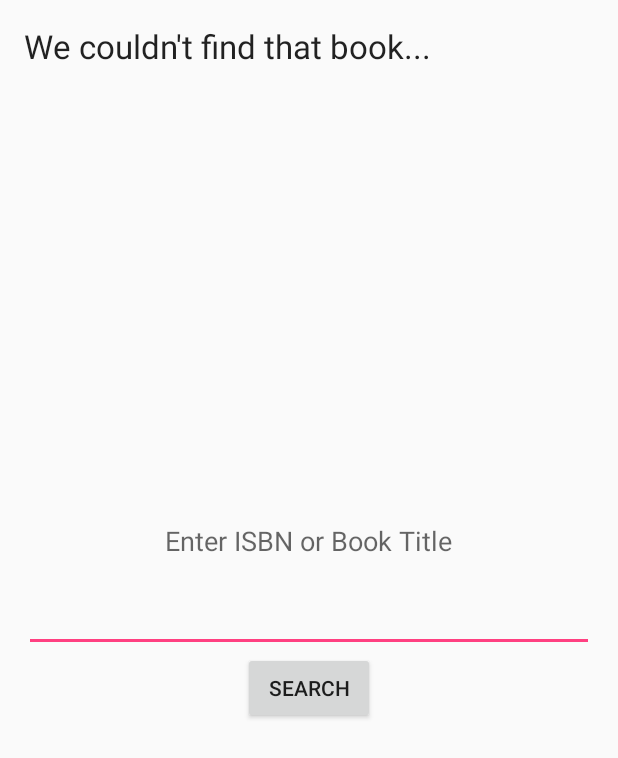
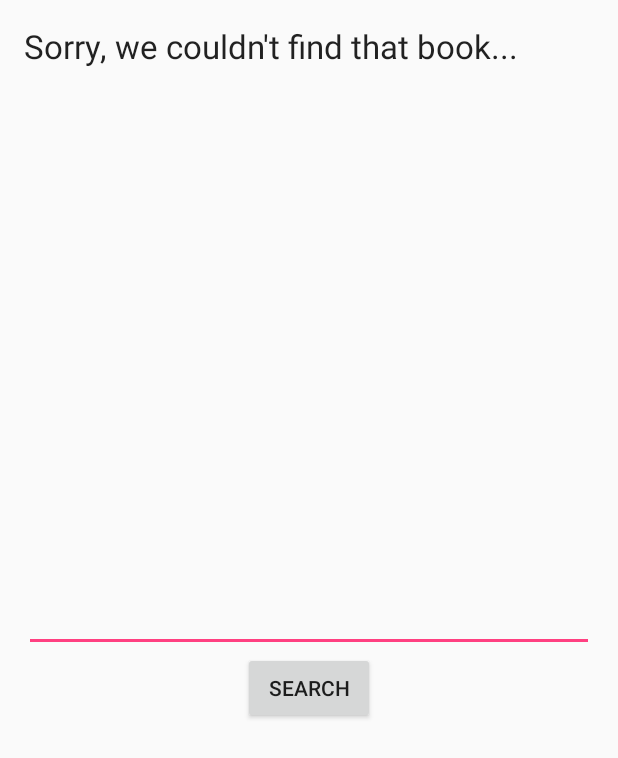
Before and after one commit to mattmili/FAB, an Android app: the layout activity_book_entry.xml on its own in the app's theme, with its tools: preview values and no code run, on a phone screen of 412 x 824 dp. Shown: the top 758 px of the screen. Run offline under Robolectric (Android 15) with nearby library versions, the phone set to English and light mode, and no system bars.

Commit message:
Localized strings

```diff
--- a/FAB/app/src/main/java/com/csci4100/fab/BookEntry.java
+++ b/FAB/app/src/main/java/com/csci4100/fab/BookEntry.java
@@ -12,8 +12,9 @@ public class BookEntry extends AppCompatActivity {
         super.onCreate(savedInstanceState);
         setContentView(R.layout.activity_book_entry);
 
-        TextView key = (TextView) findViewById(R.id.query);
-        String query = key.getText().toString();
+        TextView bookToSearch = (TextView) findViewById(R.id.query);
+        bookToSearch.setHint(R.string.input_hint);
+        String query = bookToSearch.getText().toString();
 
         Intent startResultIntent = new Intent(BookEntry.this, Result.class);
         startResultIntent.putExtra("result", query);
--- a/FAB/app/src/main/res/layout/activity_book_entry.xml
+++ b/FAB/app/src/main/res/layout/activity_book_entry.xml
@@ -11,26 +11,17 @@
         android:layout_width="wrap_content"
         android:layout_height="wrap_content"
         android:textAppearance="?android:attr/textAppearanceLarge"
-        android:text="We couldn&apos;t find that book..."
-        android:id="@+id/textView2"
+        android:text="@string/book_not_found_message"
+        android:id="@+id/bookNotFoundMessage"
         android:layout_alignParentTop="true"
         android:layout_alignParentStart="true" />
-
-    <TextView
-        android:layout_width="wrap_content"
-        android:layout_height="wrap_content"
-        android:textAppearance="?android:attr/textAppearanceMedium"
-        android:text="Enter ISBN or Book Title"
-        android:id="@+id/textView"
-        android:layout_alignBottom="@+id/query"
-        android:layout_centerHorizontal="true"
-        android:layout_marginBottom="62dp" />
 
 
     <EditText
         android:layout_width="wrap_content"
         android:layout_height="wrap_content"
         android:id="@+id/query"
+        android:gravity="center"
         android:layout_centerVertical="true"
         android:layout_alignParentStart="true"
         android:layout_alignParentEnd="true" />
@@ -38,7 +29,7 @@
     <Button
         android:layout_width="wrap_content"
         android:layout_height="wrap_content"
-        android:text="Search"
+        android:text="@string/search_button"
         android:id="@+id/searchButton"
         android:layout_below="@+id/query"
         android:layout_centerHorizontal="true" />
--- a/FAB/app/src/main/res/values/strings.xml
+++ b/FAB/app/src/main/res/values/strings.xml
@@ -1,4 +1,7 @@
 <resources>
     <string name="app_name">FAB</string>
+    <string name="input_hint">Enter book name or ISBN</string>
+    <string name="search_button">Search</string>
+    <string name="book_not_found_message">Sorry, we couldn\'t find that book...</string>
     <string name="subscription_key">APIKEY</string>
 </resources>
```
Also changed, not shown: FAB/app/src/main/java/com/csci4100/fab/MainActivity.java (+13 -13 lines), FAB/app/src/main/res/layout/activity_main.xml (+4 -4 lines).
